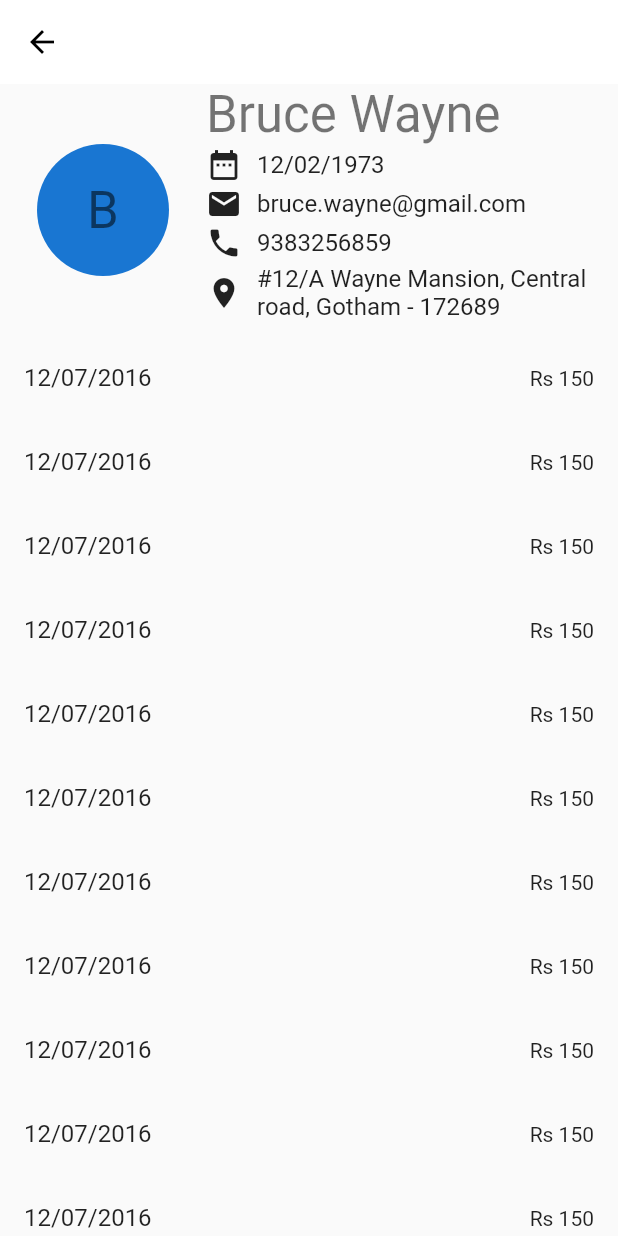
After one commit to Darshan-AS/photon, a Flutter app: the Borrower screen opened by its route, on a phone screen of 412 x 824 dp. The commit adds this screen. Run offline on Flutter 3.47's test engine with Material 2 defaults, Android fonts, the phone set to English and light mode, and no system bars.

Commit message:
Resolve "Create a Borrower detail page"

```diff
--- a/lib/main.dart
+++ b/lib/main.dart
@@ -1,4 +1,5 @@
 import 'package:flutter/material.dart';
+import 'package:photon/router.dart';
 import 'package:photon/screens/home/home.dart';
 
 void main() => runApp(Photon());
@@ -8,6 +9,8 @@ class Photon extends StatelessWidget {
   Widget build(BuildContext context) {
     return MaterialApp(
       home: Home(),
+      initialRoute: Router.homeRoute,
+      onGenerateRoute: Router.generateRoute,
     );
   }
 }
--- /dev/null
+++ b/lib/router.dart
@@ -0,0 +1,23 @@
+import 'package:flutter/material.dart';
+import 'package:photon/screens/borrower/borrower.dart';
+import 'package:photon/screens/home/home.dart';
+
+class Router {
+  static const String homeRoute = '/';
+  static const String borrowerRoute = '/borrower';
+
+  static Route<dynamic> generateRoute(RouteSettings settings) {
+    switch (settings.name) {
+      case homeRoute:
+        return MaterialPageRoute(builder: (_) => Home());
+      case borrowerRoute:
+        return MaterialPageRoute(builder: (_) => Borrower());
+      default:
+        return MaterialPageRoute(
+          builder: (_) => Scaffold(
+            body: Center(child: Text('No route defined for ${settings.name}')),
+          ),
+        );
+    }
+  }
+}
--- /dev/null
+++ b/lib/screens/borrower/borrower.dart
@@ -0,0 +1,23 @@
+import 'package:flutter/material.dart';
+import 'package:photon/screens/borrower/profile.dart';
+import 'package:photon/screens/borrower/transaction_list.dart';
+
+class Borrower extends StatelessWidget {
+  @override
+  Widget build(BuildContext context) {
+    return Scaffold(
+      appBar: AppBar(
+        title: Text('Borrower Detail'),
+        elevation: 0.0,
+        backgroundColor: Colors.white,
+        iconTheme: IconThemeData(color: Colors.black),
+      ),
+      body: Column(
+        children: <Widget>[
+          Profile(),
+          Expanded(child: TransactionListView()),
+        ],
+      ),
+    );
+  }
+}
--- /dev/null
+++ b/lib/screens/borrower/profile.dart
@@ -0,0 +1,91 @@
+import 'package:flutter/material.dart';
+
+class Profile extends StatelessWidget {
+  @override
+  Widget build(BuildContext context) {
+    return IntrinsicHeight(
+      child: Row(
+        mainAxisSize: MainAxisSize.min,
+        children: <Widget>[
+          Expanded(
+            child: CircleAvatar(
+              child: Text('B', style: Theme.of(context).textTheme.headline4),
+              radius: 44.0,
+            ),
+          ),
+          Expanded(
+            flex: 2,
+            child: Column(
+              crossAxisAlignment: CrossAxisAlignment.start,
+              children: <Widget>[
+                Text(
+                  'Bruce Wayne',
+                  style: Theme.of(context).textTheme.headline4,
+                ),
+                SizedBox(height: 2),
+                Row(
+                  children: <Widget>[
+                    Icon(Icons.date_range),
+                    SizedBox(width: 10),
+                    Text(
+                      '12/02/1973',
+                      style: Theme.of(context)
+                          .textTheme
+                          .bodyText2
+                          .copyWith(fontSize: 16.0),
+                    ),
+                  ],
+                ),
+                SizedBox(height: 2),
+                Row(
+                  children: <Widget>[
+                    Icon(Icons.email),
+                    SizedBox(width: 10),
+                    Text(
+                      'bruce.wayne@gmail.com',
+                      style: Theme.of(context)
+                          .textTheme
+                          .bodyText2
+                          .copyWith(fontSize: 16.0),
+                    ),
+                  ],
+                ),
+                SizedBox(height: 2),
+                Row(
+                  children: <Widget>[
+                    Icon(Icons.phone),
+                    SizedBox(width: 10),
+                    Text(
+                      '9383256859',
+                      style: Theme.of(context)
+                          .textTheme
+                          .bodyText2
+                          .copyWith(fontSize: 16.0),
+                    ),
+                  ],
+                ),
+                SizedBox(height: 2),
+                Row(
+                  children: <Widget>[
+                    Icon(Icons.location_on),
+                    SizedBox(width: 10),
+                    Expanded(
+                      child: Text(
+                        '#12/A Wayne Mansion, Central road, Gotham - 172689',
+                        style: Theme.of(context)
+                            .textTheme
+                            .bodyText2
+                            .copyWith(fontSize: 16.0),
+                      ),
+                    ),
+                  ],
+                ),
+                SizedBox(height: 10),
+              ],
+            ),
+          ),
+        ],
+      ),
+    );
+  }
+}
--- /dev/null
+++ b/lib/screens/borrower/transaction_list.dart
@@ -0,0 +1,33 @@
+import 'package:flutter/material.dart';
+
+class TransactionListView extends StatelessWidget {
+  @override
+  Widget build(BuildContext context) {
+    return ListView(
+      children: <Widget>[
+        TransactionListTile(),
+        TransactionListTile(),
+        TransactionListTile(),
+        TransactionListTile(),
+        TransactionListTile(),
+        TransactionListTile(),
+        TransactionListTile(),
+        TransactionListTile(),
+        TransactionListTile(),
+        TransactionListTile(),
+        TransactionListTile(),
+        TransactionListTile(),
+      ],
+    );
+  }
+}
+
+class TransactionListTile extends StatelessWidget {
+  @override
+  Widget build(BuildContext context) {
+    return ListTile(
+      title: Text('12/07/2016'),
+      trailing: Text('Rs 150'),
+    );
+  }
+}
--- a/lib/screens/home/borrower_list.dart
+++ b/lib/screens/home/borrower_list.dart
@@ -1,4 +1,5 @@
 import 'package:flutter/material.dart';
+import 'package:photon/router.dart';
 
 class BorrowerListView extends StatelessWidget {
   @override
@@ -30,6 +31,7 @@ class BorrowerListTile extends StatelessWidget {
       title: Text('Bruce Wayne'),
       subtitle: Text('1329'),
       trailing: Text('Rs 150000'),
+      onTap: () => {Navigator.pushNamed(context, Router.borrowerRoute)},
     );
   }
 }
--- a/pubspec.yaml
+++ b/pubspec.yaml
@@ -14,7 +14,7 @@ description: A new Flutter project.
 version: 1.0.0+1
 
 environment:
-  sdk: ">=2.1.0 <3.0.0"
+  sdk: ">=2.2.0 <3.0.0"
 
 dependencies:
   flutter:
```
